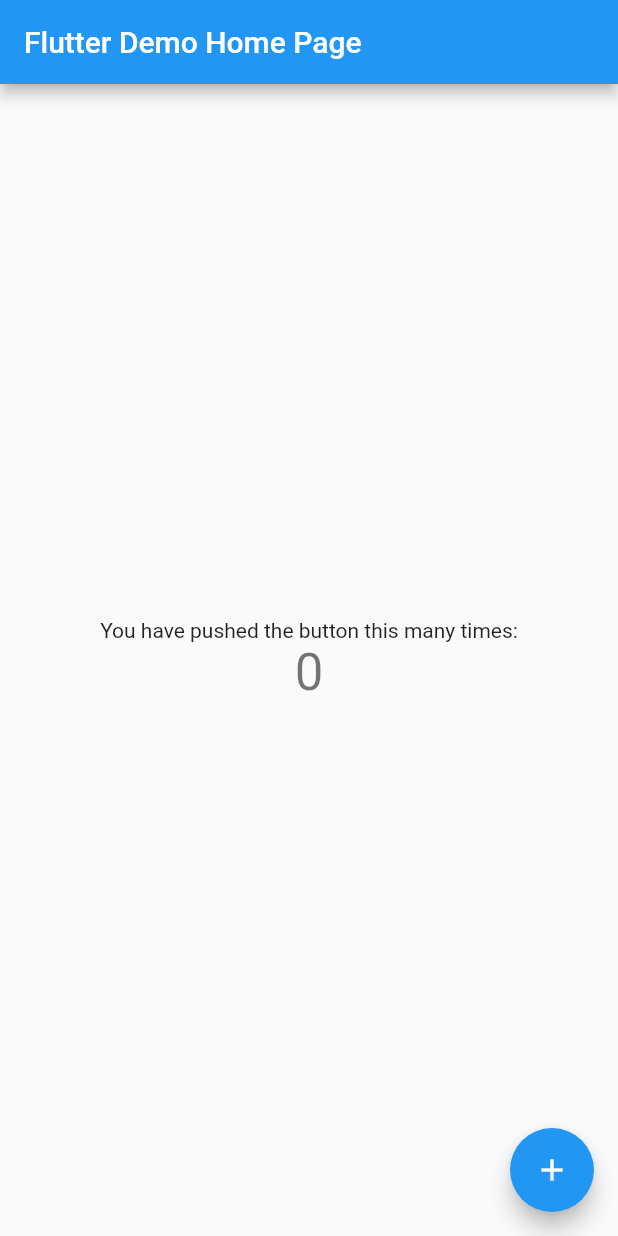
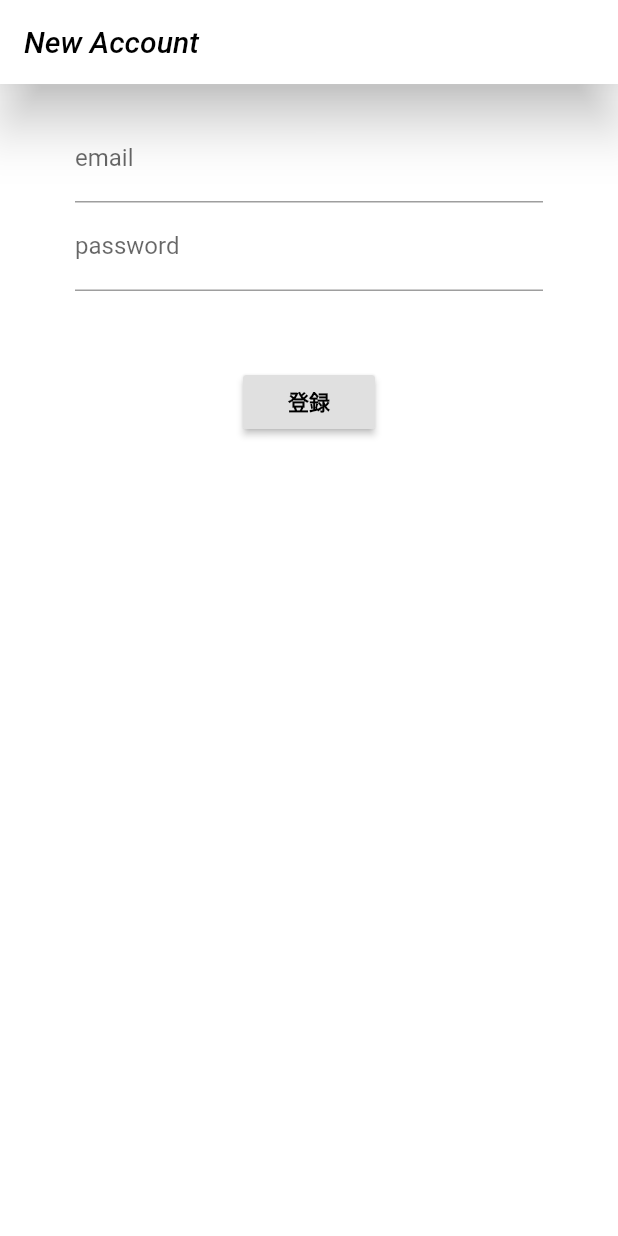
Before and after one commit to Ryota-Nakamura-317/expenses-app, a Flutter app: the screen it shows after launch, on a phone screen of 412 x 824 dp. Run offline on Flutter 3.47's test engine with Material 2 defaults, Android fonts, the phone set to English and light mode, and no system bars; our stand-ins replace firebase_auth, firebase_core, flutter_spinkit; accounts and stored records are empty.

Commit message:
1/16 Register画面とFirebase Auth連携

```diff
--- a/lib/main.dart
+++ b/lib/main.dart
@@ -1,6 +1,10 @@
+import 'package:expenses_app/screens/wrapper.dart';
+import 'package:firebase_core/firebase_core.dart';
 import 'package:flutter/material.dart';
 
-void main() {
+void main() async {
+  WidgetsFlutterBinding.ensureInitialized();
+  await Firebase.initializeApp();
   runApp(MyApp());
 }
 
@@ -9,109 +13,7 @@ class MyApp extends StatelessWidget {
   @override
   Widget build(BuildContext context) {
     return MaterialApp(
-      title: 'Flutter Demo',
-      theme: ThemeData(
-        // This is the theme of your application.
-        //
-        // Try running your application with "flutter run". You'll see the
-        // application has a blue toolbar. Then, without quitting the app, try
-        // changing the primarySwatch below to Colors.green and then invoke
-        // "hot reload" (press "r" in the console where you ran "flutter run",
-        // or simply save your changes to "hot reload" in a Flutter IDE).
-        // Notice that the counter didn't reset back to zero; the application
-        // is not restarted.
-        primarySwatch: Colors.blue,
-        // This makes the visual density adapt to the platform that you run
-        // the app on. For desktop platforms, the controls will be smaller and
-        // closer together (more dense) than on mobile platforms.
-        visualDensity: VisualDensity.adaptivePlatformDensity,
-      ),
-      home: MyHomePage(title: 'Flutter Demo Home Page'),
+      home: Wrapper(),
     );
   }
 }
-
-class MyHomePage extends StatefulWidget {
-  MyHomePage({Key key, this.title}) : super(key: key);
-
-  // This widget is the home page of your application. It is stateful, meaning
-  // that it has a State object (defined below) that contains fields that affect
-  // how it looks.
-
-  // This class is the configuration for the state. It holds the values (in this
-  // case the title) provided by the parent (in this case the App widget) and
-  // used by the build method of the State. Fields in a Widget subclass are
-  // always marked "final".
-
-  final String title;
-
-  @override
-  _MyHomePageState createState() => _MyHomePageState();
-}
-
-class _MyHomePageState extends State<MyHomePage> {
-  int _counter = 0;
-
-  void _incrementCounter() {
-    setState(() {
-      // This call to setState tells the Flutter framework that something has
-      // changed in this State, which causes it to rerun the build method below
-      // so that the display can reflect the updated values. If we changed
-      // _counter without calling setState(), then the build method would not be
-      // called again, and so nothing would appear to happen.
-      _counter++;
-    });
-  }
-
-  @override
-  Widget build(BuildContext context) {
-    // This method is rerun every time setState is called, for instance as done
-    // by the _incrementCounter method above.
-    //
-    // The Flutter framework has been optimized to make rerunning build methods
-    // fast, so that you can just rebuild anything that needs updating rather
-    // than having to individually change instances of widgets.
-    return Scaffold(
-      appBar: AppBar(
-        // Here we take the value from the MyHomePage object that was created by
-        // the App.build method, and use it to set our appbar title.
-        title: Text(widget.title),
-      ),
-      body: Center(
-        // Center is a layout widget. It takes a single child and positions it
-        // in the middle of the parent.
-        child: Column(
-          // Column is also a layout widget. It takes a list of children and
-          // arranges them vertically. By default, it sizes itself to fit its
-          // children horizontally, and tries to be as tall as its parent.
-          //
-          // Invoke "debug painting" (press "p" in the console, choose the
-          // "Toggle Debug Paint" action from the Flutter Inspector in Android
-          // Studio, or the "Toggle Debug Paint" command in Visual Studio Code)
-          // to see the wireframe for each widget.
-          //
-          // Column has various properties to control how it sizes itself and
-          // how it positions its children. Here we use mainAxisAlignment to
-          // center the children vertically; the main axis here is the vertical
-          // axis because Columns are vertical (the cross axis would be
-          // horizontal).
-          mainAxisAlignment: MainAxisAlignment.center,
-          children: <Widget>[
-            Text(
-              'You have pushed the button this many times:',
-            ),
-            Text(
-              '$_counter',
-              style: Theme.of(context).textTheme.headline4,
-            ),
-          ],
-        ),
-      ),
-      floatingActionButton: FloatingActionButton(
-        onPressed: _incrementCounter,
-        tooltip: 'Increment',
-        child: Icon(Icons.add),
-      ), // This trailing comma makes auto-formatting nicer for build methods.
-    );
-  }
-}
--- /dev/null
+++ b/lib/model/user.dart
@@ -0,0 +1,6 @@
+class UserData {
+  final String uid;
+  final String name;
+
+  UserData({this.uid, this.name});
+}
--- /dev/null
+++ b/lib/screens/register/register.dart
@@ -0,0 +1,107 @@
+import 'package:expenses_app/screens/register/loading.dart';
+import 'package:expenses_app/services/auth.dart';
+import 'package:flutter/material.dart';
+
+class Register extends StatefulWidget {
+  @override
+  _RegisterState createState() => _RegisterState();
+}
+
+class _RegisterState extends State<Register> {
+  //データ呼び出し専用のauth.dartの呼び出し
+  //これでAuthServiceがこのクラスでも使用可能となる
+  final AuthService _auth = AuthService();
+  final _formKey = GlobalKey<FormState>();
+  bool loading = false;
+
+  //text field state
+  String email = '';
+  String password = '';
+  String error = '';
+  @override
+  Widget build(BuildContext context) {
+    //password入力フォームへのFocusNode定義
+    final _passwordFocusNode = FocusNode();
+    //Spinkitの設定と登録画面
+    return loading
+        ? Loading()
+        : Scaffold(
+            backgroundColor: Colors.white,
+            appBar: AppBar(
+              backgroundColor: Colors.white,
+              elevation: 15.0,
+              title: Text(
+                'New Account',
+                style: TextStyle(
+                  fontStyle: FontStyle.italic,
+                  color: Colors.black,
+                ),
+              ),
+            ),
+            body: Container(
+              padding: EdgeInsets.symmetric(vertical: 20.0, horizontal: 50.0),
+              child: Form(
+                key: _formKey,
+                child: Column(
+                  children: [
+                    TextFormField(
+                      decoration: InputDecoration(labelText: 'email'),
+                      validator: (val) =>
+                          val.isEmpty ? 'メールアドレスを入力してください。' : null,
+                      onChanged: (val) {
+                        setState(() => email = val);
+                      },
+                      //カーソル移動処理
+                      onFieldSubmitted: (_) {
+                        FocusScope.of(context).requestFocus(_passwordFocusNode);
+                      },
+                    ),
+                    TextFormField(
+                      //カーソル移動先
+                      focusNode: _passwordFocusNode,
+                      decoration: InputDecoration(labelText: 'password'),
+                      validator: (val) =>
+                          val.length < 8 ? 'パスワードを8文字以上で入力してください。' : null,
+                      onChanged: (val) {
+                        setState(() => password = val);
+                      },
+                      obscureText: true,
+                    ),
+                    SizedBox(height: 50.0),
+                    RaisedButton(
+                      child: Text(
+                        '登録',
+                        style: TextStyle(
+                          color: Colors.black,
+                          fontWeight: FontWeight.bold,
+                        ),
+                      ),
+                      onPressed: () async {
+                        if (_formKey.currentState.validate()) {
+                          setState(() => loading = true);
+                          dynamic result = await _auth
+                              .registerWithEmailAndPassword(email, password);
+                          if (result == null) {
+                            setState(() {
+                              error = '有効なメールアドレスを入力してください。';
+                              loading = false;
+                            });
+                          }
+                        }
+                      },
+                    ),
+                    SizedBox(height: 12.0),
+                    Text(
+                      error,
+                      style: TextStyle(
+                        color: Colors.orange,
+                        fontSize: 14.0,
+                      ),
+                    ),
+                  ],
+                ),
+              ),
+            ),
+          );
+  }
+}
--- /dev/null
+++ b/lib/screens/wrapper.dart
@@ -0,0 +1,10 @@
+import 'package:expenses_app/screens/register/register.dart';
+import 'package:flutter/material.dart';
+
+class Wrapper extends StatelessWidget {
+  @override
+  Widget build(BuildContext context) {
+    // todo: user情報があればHomeへ、なければRegisterへ遷移する処理を書く
+    return Register();
+  }
+}
--- /dev/null
+++ b/lib/services/auth.dart
@@ -0,0 +1,19 @@
+import 'package:firebase_auth/firebase_auth.dart';
+
+class AuthService {
+  final FirebaseAuth _auth = FirebaseAuth.instance;
+
+  //create user based on firebase
+
+  //register with email and password
+  Future registerWithEmailAndPassword(String email, String password) async {
+    try {
+      UserCredential result = await _auth.createUserWithEmailAndPassword(
+          email: email, password: password);
+      User user = result.user;
+    } catch (e) {
+      print(e.toString());
+      return null;
+    }
+  }
+}
```
Also changed, not shown: lib/screens/home/home.dart (added, +8 -0 lines), lib/screens/register/loading.dart (added, +17 -0 lines).
